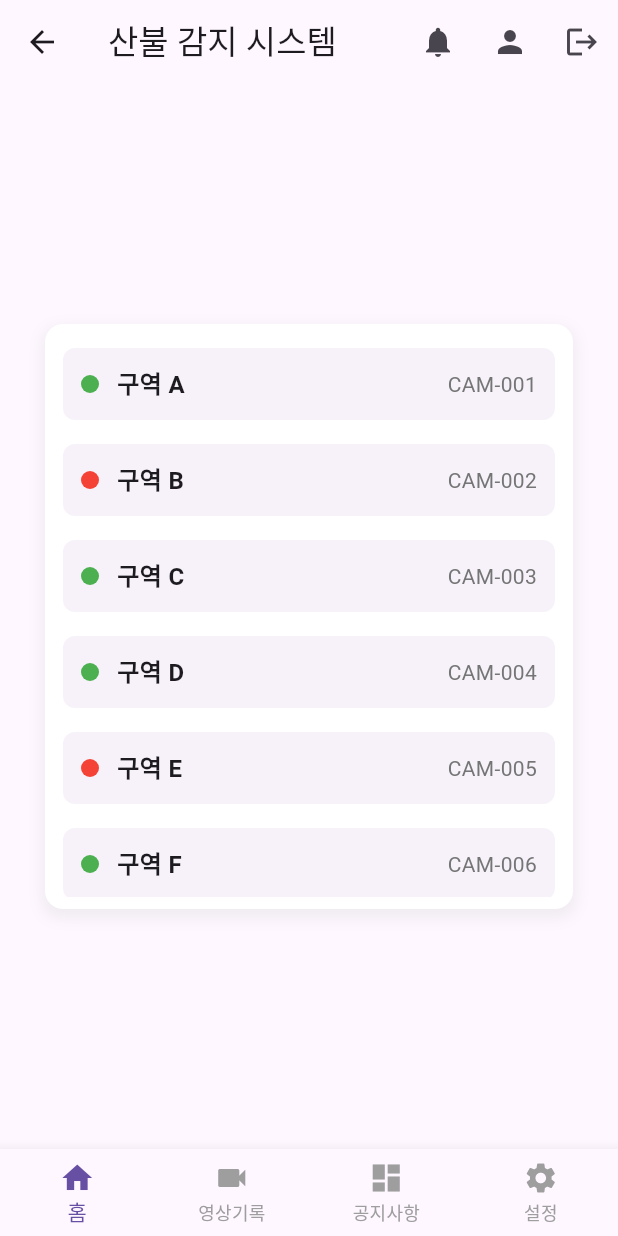
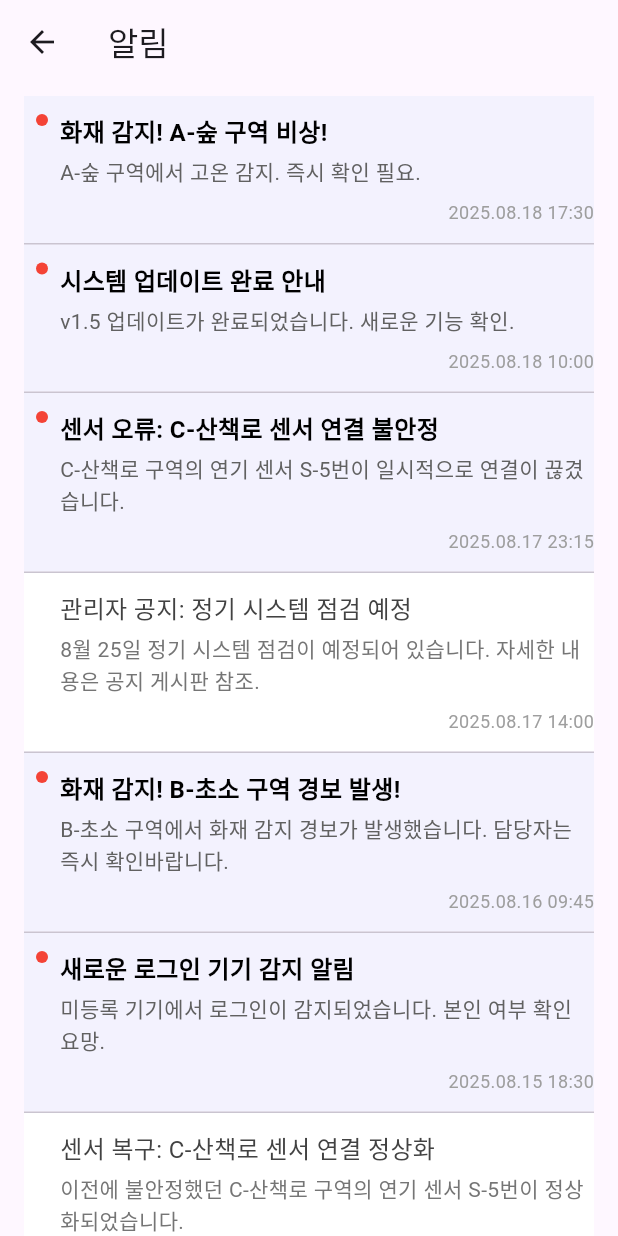
Before and after one commit to jonghun828/cabstone2025_firewatcher, a Flutter app: the MainPage screen opened by its route, after a tap on the "notifications" icon, on a phone screen of 412 x 824 dp. Run offline on Flutter 3.47's test engine with Material 3 defaults, Android fonts, the phone set to English and light mode, and no system bars.

Commit message:
feat: 알림 페이지 UI초안, 메인페이지 알림 아이콘 활성화

```diff
--- /dev/null
+++ b/lib/models/notification.dart
@@ -0,0 +1,44 @@
+import 'package:flutter/material.dart';
+
+enum NotificationType {
+  fireDetected,      // 화재 감지
+  sensorDisconnected, // 센서 연결 끊김
+  majorNotice,       // 주요 공지사항
+}
+
+class NotificationItem {
+  final String id;
+  final String title;
+  final String message;
+  final DateTime timestamp; // 알림 발생 시간
+  final NotificationType type; // 알림 타입
+  bool isRead;              // 읽음 여부 (true: 읽음, false: 안 읽음)
+
+  NotificationItem({
+    required this.id,
+    required this.title,
+    required this.message,
+    required this.timestamp,
+    required this.type,
+    this.isRead = false, // 기본값은 읽지 않은 상태
+  });
+
+  // isRead 상태를 변경할 수 있는 copyWith 메서드
+  NotificationItem copyWith({
+    String? id,
+    String? title,
+    String? message,
+    DateTime? timestamp,
+    NotificationType? type,
+    bool? isRead,
+  }) {
+    return NotificationItem(
+      id: id ?? this.id,
+      title: title ?? this.title,
+      message: message ?? this.message,
+      timestamp: timestamp ?? this.timestamp,
+      type: type ?? this.type,
+      isRead: isRead ?? this.isRead,
+    );
+  }
+}
--- a/lib/pages/main_page.dart
+++ b/lib/pages/main_page.dart
@@ -5,6 +5,7 @@ import 'setting_page.dart';
 import 'notice_board_page.dart';
 import 'video_log_page.dart';
 import 'profile_page.dart';
+import 'notification_page.dart';
 
 class MainPage extends StatefulWidget {
   const MainPage({super.key});
@@ -16,6 +17,7 @@ class MainPage extends StatefulWidget {
 class _MainPageState extends State<MainPage> {
   // 하단 네비게이션 바 선택 인덱스는 '홈' 버튼의 인덱스인 0으로 그대로 유지됩니다.
   int _selectedIndex = 0;
+  bool _hasUnreadNotifications = true; // <--- 읽지 않은 알림 존재 여부 (초기값 true로 설정)
 
   // 임시 센서 데이터 (models/sensor_data.dart 에서 import된 SensorData 사용)
   final List<SensorData> _sensorList = [
@@ -43,14 +45,12 @@ class _MainPageState extends State<MainPage> {
     // _pages 리스트를 initState에서 초기화합니다.
     _pages = <Widget>[
       HomeSensorListWidget(sensorList: _sensorList),
-      // 인덱스 0: 홈 (HomeSensorListWidget에 _sensorList 전달)
       const VideoLogPage(),
-      // 인덱스 1: 영상기록 (나중에 VideoLogPage 등으로 대체)
       const NoticeBoardPage(),
-      // <--- 인덱스 2: 게시판 (NoticeBoardPage 사용)
       const SettingPage(),
-      // 인덱스 3: 설정
     ];
+    // 앱 시작 시 읽지 않은 알림이 있다고 가정 (실제로는 API 호출 등으로 판단)
+    _checkUnreadNotifications(); // <--- 초기 상태 체크 메서드 호출
   }
 
   // 하단 메뉴바 아이템 탭 시 호출되는 함수
@@ -60,30 +60,89 @@ class _MainPageState extends State<MainPage> {
     });
   }
 
+  // 알림 페이지에서 돌아올 때 호출될 콜백 함수
+  void _onNotificationsRead(bool hasUnread) {
+    setState(() {
+      _hasUnreadNotifications = hasUnread; // 알림 읽음 여부 업데이트
+    });
+  }
+
+  // 임시로 읽지 않은 알림이 있는지 확인하는 메서드 (나중에 실제 로직으로 대체)
+  void _checkUnreadNotifications() {
+    // TODO: 실제 알림 서비스나 저장된 데이터를 통해 읽지 않은 알림이 있는지 확인
+    // 현재는 NotificationPage의 임시 데이터가 섞여있으므로 임시로 true/false를 번갈아 설정
+    // 실제 구현 시 NotificationPage의 _notifications 리스트에서 isRead=false인 것이 있는지 체크
+    setState(() {
+      // _hasUnreadNotifications = !_hasUnreadNotifications; // 테스트용 토글
+      _hasUnreadNotifications = true; // 일단 초기에는 알림이 있다고 가정
+    });
+  }
+
   @override
   Widget build(BuildContext context) {
     return Scaffold(
       appBar: AppBar(
         title: const Text('산불 감지 시스템'),
         actions: [
-          // 알림 아이콘
-          IconButton(
-            icon: const Icon(Icons.notifications),
-            onPressed: () {
-              // TODO: 알림 페이지로 이동 또는 알림 기능 구현
-              print('알림 아이콘 클릭');
-            },
+          // 알림 아이콘 (Badge 추가)
+          Stack(
+            // <--- 아이콘 위에 빨간 점을 겹치기 위해 Stack 사용
+            children: [
+              IconButton(
+                icon: const Icon(Icons.notifications),
+                onPressed: () async {
+                  // async-await을 사용하여 NotificationPage에서 결과 받기
+                  print('알림 아이콘 클릭');
+                  // NotificationPage로 이동하며 읽지 않은 알림 상태 업데이트 콜백 전달
+                  final result = await Navigator.push(
+                    context,
+                    MaterialPageRoute(
+                      builder: (context) => NotificationPage(
+                        onNotificationsRead:
+                            _onNotificationsRead, // <--- 콜백 함수 전달
+                      ),
+                    ),
+                  );
+                  // NotificationPage에서 반환된 결과가 있다면 (_onNotificationsRead 콜백이 호출되었다면),
+                  // result를 통해 추가적인 작업을 할 수도 있습니다.
+                  if (result != null && result is bool) {
+                    _onNotificationsRead(
+                      result,
+                    ); // NotificationPage가 pop되면서 상태를 직접 반환할 경우
+                  }
+                },
+              ),
+              if (_hasUnreadNotifications) // <--- 읽지 않은 알림이 있을 때만 빨간 점 표시
+                Positioned(
+                  // <--- Stack 내에서 위치 지정
+                  right: 8,
+                  top: 8,
+                  child: Container(
+                    padding: const EdgeInsets.all(2),
+                    decoration: BoxDecoration(
+                      color: Colors.red,
+                      borderRadius: BorderRadius.circular(6),
+                    ),
+                    constraints: const BoxConstraints(
+                      minWidth: 12,
+                      minHeight: 12,
+                    ),
+                    child: const SizedBox.shrink(), // 내용 없이 크기만 지정
+                  ),
+                )
+              else
+                const SizedBox.shrink(), // 알림이 없으면 아무것도 그리지 않음 (혹은 작은 빈 박스)
+            ],
           ),
           // 프로필 아이콘
           IconButton(
             icon: const Icon(Icons.person),
             onPressed: () {
               print('프로필 아이콘 클릭');
-              Navigator.push( // <--- 프로필 페이지로 이동!
+              Navigator.push(
+                // <--- 프로필 페이지로 이동!
                 context,
-                MaterialPageRoute(
-                  builder: (context) => const ProfilePage(),
-                ),
+                MaterialPageRoute(builder: (context) => const ProfilePage()),
               );
             },
           ),
@@ -96,11 +155,9 @@ class _MainPageState extends State<MainPage> {
           ),
         ],
       ),
-      body: IndexedStack(
-        index: _selectedIndex,
-        children: _pages,
-      ),
-      bottomNavigationBar: BottomNavigationBar( // 하단 메뉴바
+      body: IndexedStack(index: _selectedIndex, children: _pages),
+      bottomNavigationBar: BottomNavigationBar(
+        // 하단 메뉴바
         items: const <BottomNavigationBarItem>[
           BottomNavigationBarItem(icon: Icon(Icons.home), label: '홈'),
           BottomNavigationBarItem(icon: Icon(Icons.videocam), label: '영상기록'),
@@ -109,9 +166,7 @@ class _MainPageState extends State<MainPage> {
         ],
         currentIndex: _selectedIndex,
         // 현재 선택된 아이템의 인덱스
-        selectedItemColor: Theme
-            .of(context)
-            .primaryColor,
+        selectedItemColor: Theme.of(context).primaryColor,
         // 선택된 아이템 색상
         unselectedItemColor: Colors.grey,
         // 선택되지 않은 아이템 색상
--- /dev/null
+++ b/lib/pages/notification_page.dart
@@ -0,0 +1,181 @@
+// lib/pages/notification_page.dart
+
+import 'package:flutter/material.dart';
+import 'package:intl/intl.dart';
+import '../models/notification.dart';
+
+class NotificationPage extends StatefulWidget {
+  // <--- 콜백 함수 정의 (여기는 그대로)
+  final ValueChanged<bool> onNotificationsRead; // 알림 상태 변경 시 호출될 콜백
+
+  const NotificationPage({
+    Key? key,
+    required this.onNotificationsRead, // <--- 이 부분이 NotificationPage 위젯 생성자에 있어야 합니다.
+  }) : super(key: key);
+
+  @override
+  State<NotificationPage> createState() => _NotificationPageState();
+}
+
+class _NotificationPageState extends State<NotificationPage> {
+  // 임시 알림 데이터 (알림 타입 변경 반영)
+  List<NotificationItem> _notifications = [
+    NotificationItem(
+      id: 'noti_1',
+      title: '화재 감지! A-숲 구역 비상!',
+      message: 'A-숲 구역에서 고온 감지. 즉시 확인 필요.',
+      timestamp: DateTime(2025, 8, 18, 17, 30),
+      type: NotificationType.fireDetected, // 화재 감지
+      isRead: false,
+    ),
+    NotificationItem(
+      id: 'noti_2',
+      title: '시스템 업데이트 완료 안내',
+      message: 'v1.5 업데이트가 완료되었습니다. 새로운 기능 확인.',
+      timestamp: DateTime(2025, 8, 18, 10, 0),
+      type: NotificationType.majorNotice, // 주요 공지사항으로 변경
+      isRead: false,
+    ),
+    NotificationItem(
+      id: 'noti_3',
+      title: '센서 오류: C-산책로 센서 연결 불안정',
+      message: 'C-산책로 구역의 연기 센서 S-5번이 일시적으로 연결이 끊겼습니다.',
+      timestamp: DateTime(2025, 8, 17, 23, 15),
+      type: NotificationType.sensorDisconnected, // 센서 연결 끊김
+      isRead: false,
+    ),
+    NotificationItem(
+      id: 'noti_4',
+      title: '관리자 공지: 정기 시스템 점검 예정',
+      message: '8월 25일 정기 시스템 점검이 예정되어 있습니다. 자세한 내용은 공지 게시판 참조.',
+      timestamp: DateTime(2025, 8, 17, 14, 0),
+      type: NotificationType.majorNotice, // 주요 공지사항으로 변경
+      isRead: true,
+    ),
+    NotificationItem(
+      id: 'noti_5',
+      title: '화재 감지! B-초소 구역 경보 발생!',
+      message: 'B-초소 구역에서 화재 감지 경보가 발생했습니다. 담당자는 즉시 확인바랍니다.',
+      timestamp: DateTime(2025, 8, 16, 9, 45),
+      type: NotificationType.fireDetected, // 화재 감지
+      isRead: false,
+    ),
+     NotificationItem(
+      id: 'noti_6',
+      title: '새로운 로그인 기기 감지 알림',
+      message: '미등록 기기에서 로그인이 감지되었습니다. 본인 여부 확인 요망.',
+      timestamp: DateTime(2025, 8, 15, 18, 30),
+      type: NotificationType.majorNotice, // 주요 공지사항으로 변경
+      isRead: false,
+    ),
+    NotificationItem(
+      id: 'noti_7',
+      title: '센서 복구: C-산책로 센서 연결 정상화',
+      message: '이전에 불안정했던 C-산책로 구역의 연기 센서 S-5번이 정상화되었습니다.',
+      timestamp: DateTime(2025, 8, 15, 10, 0),
+      type: NotificationType.sensorDisconnected, // 센서 연결 끊김
+      isRead: true,
+    ),
+  ];
+
+  @override
+  void initState() {
+    super.initState();
+    _notifications.sort((a, b) => b.timestamp.compareTo(a.timestamp));
+  }
+
+  void _markAsRead(String notificationId) {
+    setState(() {
+      final index = _notifications.indexWhere((noti) => noti.id == notificationId);
+      if (index != -1 && !_notifications[index].isRead) {
+        _notifications[index] = _notifications[index].copyWith(isRead: true);
+      }
+    });
+  }
+
+  @override
+  Widget build(BuildContext context) {
+    return Scaffold(
+      appBar: AppBar(
+        title: const Text('알림'),
+      ),
+      body: _notifications.isEmpty
+          ? const Center(child: Text('도착한 알림이 없습니다.'))
+          : ListView.separated(
+              padding: const EdgeInsets.symmetric(horizontal: 16.0, vertical: 8.0),
+              itemCount: _notifications.length,
+              separatorBuilder: (context, index) => const Divider(height: 1),
+              itemBuilder: (context, index) {
+                final notification = _notifications[index];
+                return InkWell(
+                  onTap: () {
+                    print('알림 클릭됨: ${notification.title}');
+                    _markAsRead(notification.id);
+                    // TODO: 알림 상세 내용을 보여주는 다이얼로그나 페이지로 이동
+                  },
+                  child: Container(
+                    padding: const EdgeInsets.symmetric(vertical: 12.0),
+                    color: notification.isRead ? Colors.white : Colors.blue.withOpacity(0.05),
+                    child: Row(
+                      crossAxisAlignment: CrossAxisAlignment.start,
+                      children: [
+                        Padding(
+                          padding: const EdgeInsets.only(left: 8.0, right: 8.0),
+                          child: notification.isRead
+                              ? const SizedBox(width: 8, height: 8)
+                              : Container(
+                                  width: 8,
+                                  height: 8,
+                                  decoration: const BoxDecoration(
+                                    color: Colors.red,
+                                    shape: BoxShape.circle,
+                                  ),
+                                ),
+                        ),
+                        Expanded(
+                          child: Column(
+                            crossAxisAlignment: CrossAxisAlignment.start,
+                            children: [
+                              Text(
+                                notification.title,
+                                style: TextStyle(
+                                  fontWeight: notification.isRead ? FontWeight.normal : FontWeight.bold,
+                                  fontSize: 16,
+                                  color: notification.isRead ? Colors.grey[800] : Colors.black,
+                                ),
+                                maxLines: 1,
+                                overflow: TextOverflow.ellipsis,
+                              ),
+                              const SizedBox(height: 4),
+                              Text(
+                                notification.message,
+                                style: TextStyle(
+                                  fontSize: 14,
+                                  color: notification.isRead ? Colors.grey[600] : Colors.grey[700],
+                                ),
+                                maxLines: 2,
+                                overflow: TextOverflow.ellipsis,
+                              ),
+                              const SizedBox(height: 8),
+                              Align(
+                                alignment: Alignment.bottomRight,
+                                child: Text(
+                                  DateFormat('yyyy.MM.dd HH:mm').format(notification.timestamp),
+                                  style: TextStyle(
+                                    fontSize: 12,
+                                    color: Colors.grey[500],
+                                  ),
+                                ),
+                              ),
+                            ],
+                          ),
+                        ),
+                      ],
+                    ),
+                  ),
+                );
+              },
+            ),
+    );
+  }
+}
```
